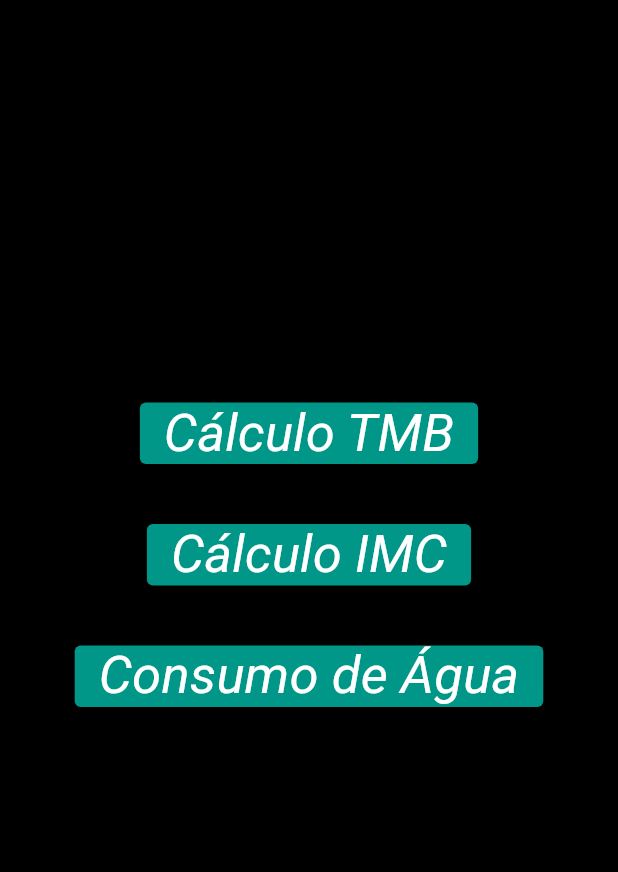
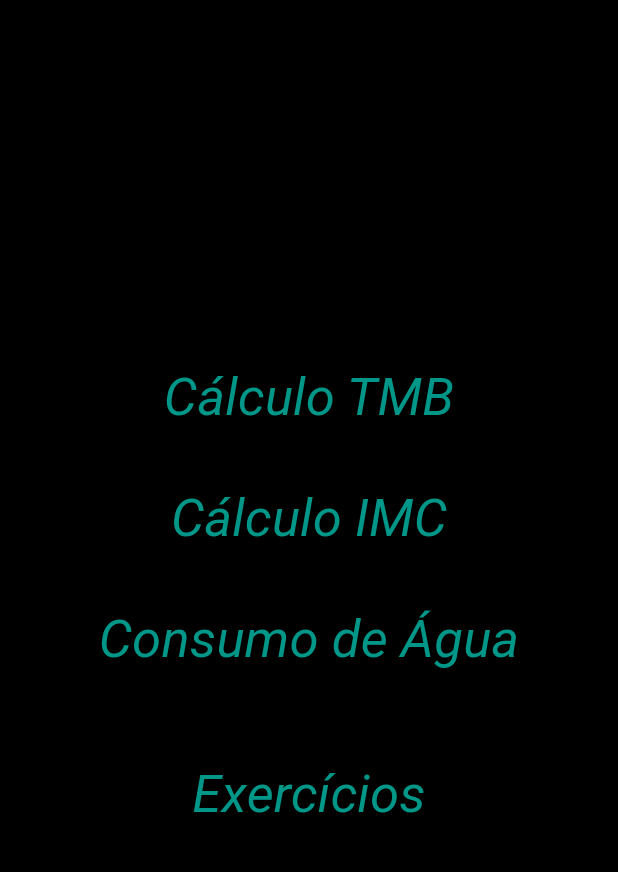
Before and after one commit to DeeFialho/trabalho-mobile, a Flutter app: the screen it shows after launch, on a phone screen of 412 x 824 dp, the part 64-936 px from its top. Run offline on Flutter 3.47's test engine with Material 2 defaults, Android fonts, the phone set to English and light mode, and no system bars.

Commit message:
Future builder lista de exercícios funcionando

```diff
--- a/health_calc/lib/screens/home.dart
+++ b/health_calc/lib/screens/home.dart
@@ -5,6 +5,7 @@ import 'package:flutter/services.dart';
 import 'package:flutter/rendering.dart';
 import 'package:flutter/cupertino.dart';
 import 'package:health_calc/screens/tmb.dart';
+import 'exercicios.dart';
 
 import 'agua.dart';
 import 'imc.dart';
@@ -35,7 +36,7 @@ class _HomeState extends State<Home> {
         systemOverlayStyle: SystemUiOverlayStyle(
             systemNavigationBarColor: Colors.black,
             systemNavigationBarIconBrightness: Brightness.light),
-        brightness: Brightness.dark,
+        //brightness: Brightness.dark,
         backgroundColor: Colors.transparent,
         elevation: 0,
       ),
@@ -48,8 +49,8 @@ class _HomeState extends State<Home> {
             ElevatedButton(
               child: Text('Cálculo TMB'),
               style: ElevatedButton.styleFrom(
-                primary: Colors.teal,
-                onPrimary: Colors.white,
+                primary: Colors.transparent,
+                onPrimary: Colors.teal,
                 textStyle: TextStyle(
                     color: Colors.black,
                     fontSize: 35,
@@ -68,8 +69,8 @@ class _HomeState extends State<Home> {
             ElevatedButton(
               child: Text('Cálculo IMC'),
               style: ElevatedButton.styleFrom(
-                primary: Colors.teal,
-                onPrimary: Colors.white,
+                primary: Colors.transparent,
+                onPrimary: Colors.teal,
                 textStyle: TextStyle(
                     color: Colors.black,
                     fontSize: 35,
@@ -88,8 +89,8 @@ class _HomeState extends State<Home> {
             ElevatedButton(
               child: Text('Consumo de Água'),
               style: ElevatedButton.styleFrom(
-                primary: Colors.teal,
-                onPrimary: Colors.white,
+                primary: Colors.transparent,
+                onPrimary: Colors.teal,
                 textStyle: TextStyle(
                     color: Colors.black,
                     fontSize: 35,
@@ -105,6 +106,23 @@ class _HomeState extends State<Home> {
             SizedBox(
               height: getScreenHeight(context) / 15,
             ),
+            ElevatedButton(
+              child: Text('Exercícios'),
+              style: ElevatedButton.styleFrom(
+                primary: Colors.transparent,
+                onPrimary: Colors.teal,
+                textStyle: TextStyle(
+                    color: Colors.black,
+                    fontSize: 35,
+                    fontStyle: FontStyle.italic),
+              ),
+              onPressed: () {
+                Navigator.push(
+                  context,
+                  MaterialPageRoute(builder: (context) => Exercicios()),
+                );
+              },
+            ),
           ],
         ),
       ),
--- a/health_calc/pubspec.yaml
+++ b/health_calc/pubspec.yaml
@@ -28,6 +28,7 @@ dependencies:
   # The following adds the Cupertino Icons font to your application.
   # Use with the CupertinoIcons class for iOS style icons.
   cupertino_icons: ^1.0.2
+  http: ^0.13.3
 
 dev_dependencies:
   flutter_test:
```
Also changed, not shown: health_calc/lib/model/exercicio.dart (added, +15 -0 lines), health_calc/lib/screens/exercicios.dart (added, +92 -0 lines), health_calc/pubspec.lock, 1 other file.
